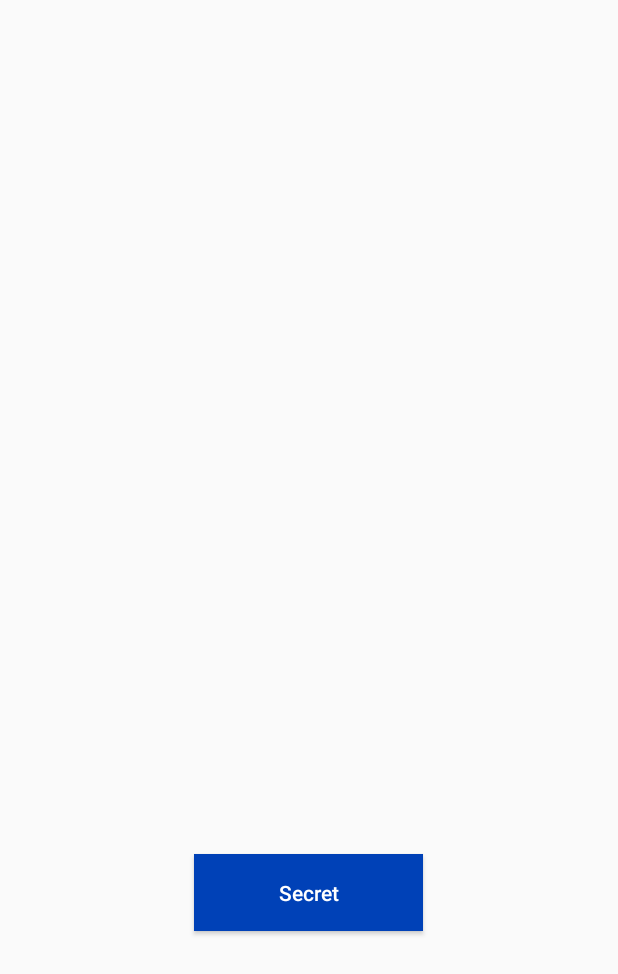
After one commit to sujiths/CryptoBox, an Android app: the SecretsViewActivity screen opened directly, with no data from a screen before it, on a phone screen of 412 x 824 dp. The commit adds this screen. Shown: the top 974 px of the screen. Run offline under Robolectric (Android 15) with nearby library versions, the phone set to English and light mode, and no system bars.

Commit message:
secrets view added

```diff
--- a/app/src/main/AndroidManifest.xml
+++ b/app/src/main/AndroidManifest.xml
@@ -9,13 +9,21 @@
         android:roundIcon="@mipmap/ic_launcher_round"
         android:supportsRtl="true"
         android:theme="@style/Theme.CryptoBox">
-        <activity android:name=".MainActivity">
+        <activity
+            android:name=".MainActivity"
+            android:launchMode="singleTask">
             <intent-filter>
                 <action android:name="android.intent.action.MAIN" />
-
                 <category android:name="android.intent.category.LAUNCHER" />
             </intent-filter>
+
         </activity>
+        <activity
+            android:name=".SecretsViewActivity"
+            android:exported="false"
+            android:launchMode="singleTask"
+            android:screenOrientation="portrait"
+            android:theme="@style/Theme.CryptoBox.NoActionBar" />
     </application>
 
 </manifest>
--- a/app/src/main/java/com/ss/cryptobox/MainActivity.java
+++ b/app/src/main/java/com/ss/cryptobox/MainActivity.java
@@ -4,6 +4,8 @@ import androidx.annotation.RequiresApi;
 import androidx.appcompat.app.AppCompatActivity;
 import androidx.core.content.ContextCompat;
 import androidx.biometric.BiometricPrompt;
+
+import android.content.Intent;
 import android.os.Build;
 import android.os.Bundle;
 import android.widget.Button;
@@ -39,6 +41,11 @@ public class MainActivity extends AppCompatActivity {
                 super.onAuthenticationSucceeded(result);
                 Toast.makeText(getApplicationContext(),
                         "Authentication succeeded!", Toast.LENGTH_SHORT).show();
+                Intent gotoSecretsIntent = new Intent(getApplicationContext(), SecretsViewActivity.class);
+                Bundle secrets = new Bundle();
+                secrets.putString("secrets", "message");
+                gotoSecretsIntent.putExtras(secrets);
+                startActivity(gotoSecretsIntent);
             }
 
             @Override
--- /dev/null
+++ b/app/src/main/java/com/ss/cryptobox/SecretsViewActivity.java
@@ -0,0 +1,12 @@
+package com.ss.cryptobox;
+
+import android.os.Bundle;
+import androidx.appcompat.app.AppCompatActivity;
+
+public class SecretsViewActivity extends AppCompatActivity {
+    @Override
+    protected void onCreate(Bundle savedInstanceState) {
+        super.onCreate(savedInstanceState);
+        setContentView(R.layout.secrets_view);
+    }
+}
--- /dev/null
+++ b/app/src/main/res/layout/secrets_view.xml
@@ -0,0 +1,57 @@
+<?xml version="1.0" encoding="utf-8"?>
+<androidx.constraintlayout.widget.ConstraintLayout xmlns:android="http://schemas.android.com/apk/res/android"
+    xmlns:app="http://schemas.android.com/apk/res-auto"
+    xmlns:tools="http://schemas.android.com/tools"
+    android:layout_width="match_parent"
+    android:layout_height="match_parent"
+    tools:context=".MainActivity">
+
+    <LinearLayout
+        android:layout_width="match_parent"
+        android:layout_height="match_parent"
+        android:orientation="vertical">
+
+        <LinearLayout
+            android:layout_width="match_parent"
+            android:layout_height="0dp"
+            android:layout_weight=".6" />
+
+        <LinearLayout
+            android:layout_width="match_parent"
+            android:layout_height="0dp"
+            android:layout_weight=".1">
+
+            <LinearLayout
+                android:layout_width="match_parent"
+                android:layout_height="match_parent"
+                android:orientation="horizontal">
+
+                <LinearLayout
+                    android:layout_width="0dp"
+                    android:layout_height="match_parent"
+                    android:layout_weight=".4" />
+                <Button
+                    android:id="@+id/login_button"
+                    android:layout_width="wrap_content"
+                    android:layout_height="match_parent"
+                    android:layout_weight=".2"
+                    android:layout_marginBottom="20dp"
+                    android:layout_marginTop="20dp"
+                    android:textColor="@color/white"
+                    android:background="@color/button_blue"
+                    android:textAllCaps="false"
+                    android:text="Secret" />
+                <LinearLayout
+                    android:layout_width="0dp"
+                    android:layout_height="match_parent"
+                    android:layout_weight=".4" />
+            </LinearLayout>
+
+        </LinearLayout>
+
+        <LinearLayout
+            android:layout_width="match_parent"
+            android:layout_height="0dp"
+            android:layout_weight=".2" />
+    </LinearLayout>
+</androidx.constraintlayout.widget.ConstraintLayout>
--- a/app/src/main/res/values/themes.xml
+++ b/app/src/main/res/values/themes.xml
@@ -2,4 +2,6 @@
     <!-- Base application theme. -->
     <style name="Theme.CryptoBox" parent="Theme.AppCompat.Light">
     </style>
+    <style name="Theme.CryptoBox.NoActionBar" parent="Theme.AppCompat.Light.NoActionBar">
+    </style>
 </resources>
```
